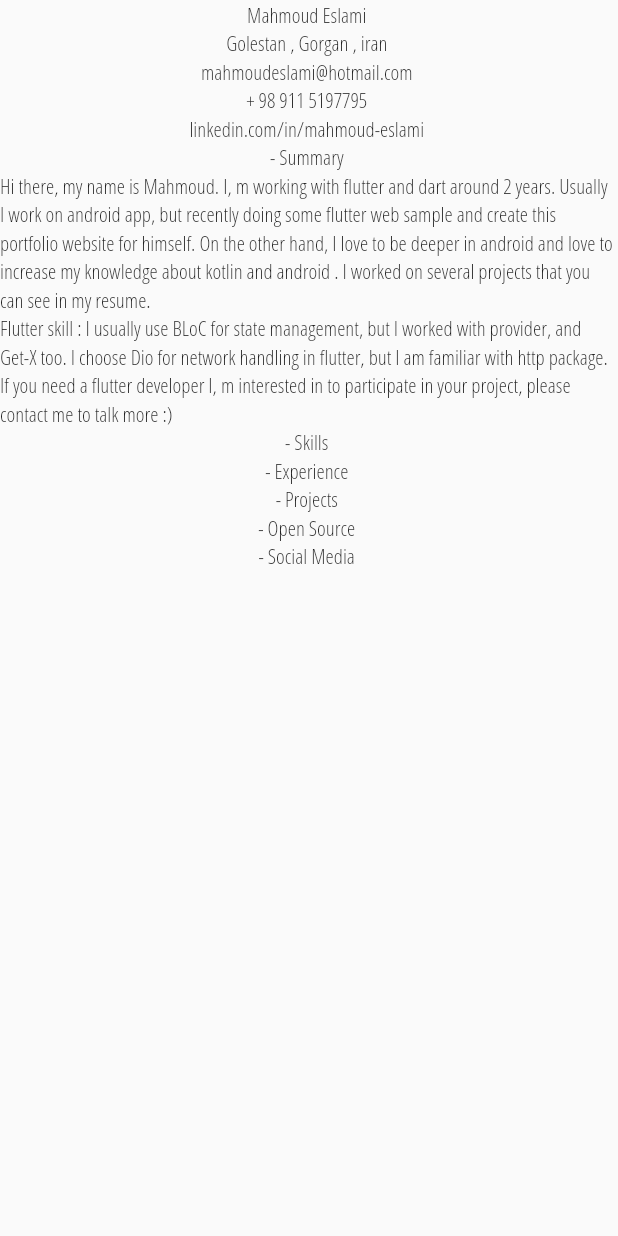
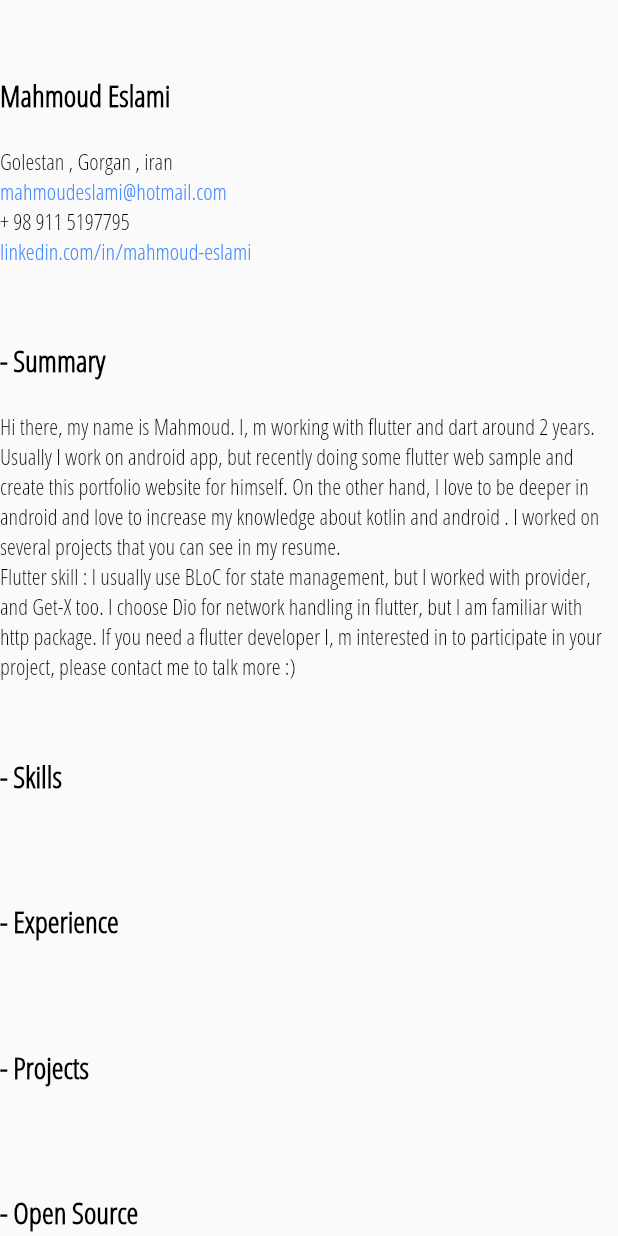
Before and after one commit to mahmoud-eslami/portfolio_flutter_web, a Flutter app: the ResumeScreen screen opened directly, on a phone screen of 412 x 824 dp. Run offline on Flutter 3.47's test engine with Material 2 defaults, Android fonts, the phone set to English and light mode, and no system bars; our stand-ins replace flutter_hooks, get, lottie, responsive_builder.

Commit message:
work on resume page

```diff
--- a/lib/ui/refactored_screen/resume.dart
+++ b/lib/ui/refactored_screen/resume.dart
@@ -1,79 +1,217 @@
 import 'package:flutter/material.dart';
+import 'package:portfolio/resource/colors.dart';
 import 'package:portfolio/resource/strings.dart';
+import 'package:responsive_builder/responsive_builder.dart';
 
 class ResumeScreen extends StatelessWidget {
   @override
   Widget build(BuildContext context) {
+    return ResponsiveBuilder(
+      builder: (context, sizingInformation) {
+        var bigTitleTheme = TextStyle(
+          color: AppColors.textColor,
+          fontSize: (sizingInformation.deviceScreenType == DeviceScreenType.desktop) ? 30 : 20,
+          fontWeight: FontWeight.bold,
+        );
+        var descriptionTheme = TextStyle(
+          color: AppColors.textColor,
+          fontSize: (sizingInformation.deviceScreenType == DeviceScreenType.desktop) ? 20 : 15,
+          fontWeight: FontWeight.w300,
+        );
+        var captionTheme = TextStyle(
+          color: AppColors.textColor,
+          fontSize: (sizingInformation.deviceScreenType == DeviceScreenType.desktop) ? 10 : 8,
+          fontWeight: FontWeight.w300,
+        );
+        var urlTheme = TextStyle(
+          color: Colors.blueAccent,
+          fontSize: (sizingInformation.deviceScreenType == DeviceScreenType.desktop) ? 20 : 15,
+          fontWeight: FontWeight.w300,
+        );
         return Scaffold(
-      body: Column(
+          body: SingleChildScrollView(
+            child: Column(
+              crossAxisAlignment: CrossAxisAlignment.start,
               children: [
-          introductionWidget(),
-          summaryWidget(),
-          skillWidget(),
-          experienceWidget(),
-          projectsWidget(),
-          openSourceWidget(),
-          socialMediaWidget(),
+                const SizedBox(
+                  height: 50,
+                ),
+                introductionWidget(
+                  bigTitleStyle: bigTitleTheme,
+                  urlStyle: urlTheme,
+                  descriptionStyle: descriptionTheme,
+                ),
+                const SizedBox(
+                  height: 50,
+                ),
+                summaryWidget(
+                  title: bigTitleTheme,
+                  description: descriptionTheme,
+                ),
+                const SizedBox(
+                  height: 50,
+                ),
+                skillWidget(
+                  title: bigTitleTheme,
+                  description: descriptionTheme,
+                ),
+                const SizedBox(
+                  height: 50,
+                ),
+                experienceWidget(
+                  title: bigTitleTheme,
+                  description: descriptionTheme,
+                ),
+                const SizedBox(
+                  height: 50,
+                ),
+                projectsWidget(
+                  title: bigTitleTheme,
+                  description: descriptionTheme,
+                ),
+                const SizedBox(
+                  height: 50,
+                ),
+                openSourceWidget(
+                  title: bigTitleTheme,
+                  description: descriptionTheme,
+                ),
+                const SizedBox(
+                  height: 50,
+                ),
+                socialMediaWidget(
+                  title: bigTitleTheme,
+                  description: descriptionTheme,
+                ),
               ],
             ),
+          ),
+        );
+      },
     );
   }
 
-  Widget introductionWidget() {
+  Widget introductionWidget({TextStyle urlStyle, bigTitleStyle, descriptionStyle}) {
     return Column(
+      crossAxisAlignment: CrossAxisAlignment.start,
       children: [
-        SelectableText(AppString.myNameTitle),
-        SelectableText(AppString.location),
-        SelectableText(AppString.email),
-        SelectableText(AppString.number),
-        SelectableText(AppString.linkedinCaption),
+        SelectableText(
+          AppString.myNameTitle,
+          style: bigTitleStyle,
+        ),
+        const SizedBox(
+          height: 20,
+        ),
+        SelectableText(
+          AppString.location,
+          style: descriptionStyle,
+        ),
+        SelectableText(
+          AppString.email,
+          style: urlStyle,
+        ),
+        SelectableText(
+          AppString.number,
+          style: descriptionStyle,
+        ),
+        SelectableText(
+          AppString.linkedinCaption,
+          style: urlStyle,
+        ),
       ],
     );
   }
 
-  Widget summaryWidget() {
+  Widget summaryWidget({TextStyle title, description}) {
     return Column(
+      crossAxisAlignment: CrossAxisAlignment.start,
       children: [
-        SelectableText(AppString.summeryTitle),
-        SelectableText(AppString.introduceMySelf),
+        SelectableText(
+          AppString.summeryTitle,
+          style: title,
+        ),
+        const SizedBox(
+          height: 20,
+        ),
+        SelectableText(
+          AppString.introduceMySelf,
+          style: description,
+        ),
       ],
     );
   }
 
-
-  Widget experienceWidget(){
+  Widget experienceWidget({TextStyle title, description}) {
     return Column(
+      crossAxisAlignment: CrossAxisAlignment.start,
       children: [
-         SelectableText(AppString.experienceTitle),
-       ],
-    );
-  }
-  Widget skillWidget(){
-    return Column(
-       children: [
-         SelectableText(AppString.skillTitle),
-       ],
-    );
-  }  Widget openSourceWidget(){
-    return Column(
-       children: [
-         SelectableText(AppString.openSourceTitle),
+        SelectableText(
+          AppString.experienceTitle,
+          style: title,
+        ),
+        const SizedBox(
+          height: 20,
+        ),
       ],
     );
   }
 
-  Widget socialMediaWidget() {
+  Widget skillWidget({TextStyle title, description}) {
     return Column(
+      crossAxisAlignment: CrossAxisAlignment.start,
       children: [
-        SelectableText(AppString.socialMediaTitle),
+        SelectableText(
+          AppString.skillTitle,
+          style: title,
+        ),
+        const SizedBox(
+          height: 20,
+        ),
       ],
     );
   }
 
-  Widget projectsWidget() {
+  Widget openSourceWidget({TextStyle title, description}) {
     return Column(
+      crossAxisAlignment: CrossAxisAlignment.start,
       children: [
-        SelectableText(AppString.projectsTitle),
+        SelectableText(
+          AppString.openSourceTitle,
+          style: title,
+        ),
+        const SizedBox(
+          height: 20,
+        ),
+      ],
+    );
+  }
+
+  Widget socialMediaWidget({TextStyle title, description}) {
+    return Column(
+      crossAxisAlignment: CrossAxisAlignment.start,
+      children: [
+        SelectableText(
+          AppString.socialMediaTitle,
+          style: title,
+        ),
+        const SizedBox(
+          height: 20,
+        ),
+      ],
+    );
+  }
+
+  Widget projectsWidget({TextStyle title, description}) {
+    return Column(
+      crossAxisAlignment: CrossAxisAlignment.start,
+      children: [
+        SelectableText(
+          AppString.projectsTitle,
+          style: title,
+        ),
+        const SizedBox(
+          height: 20,
+        ),
       ],
     );
   }
```
Lines whose indentation alone changed are shown as unchanged.
